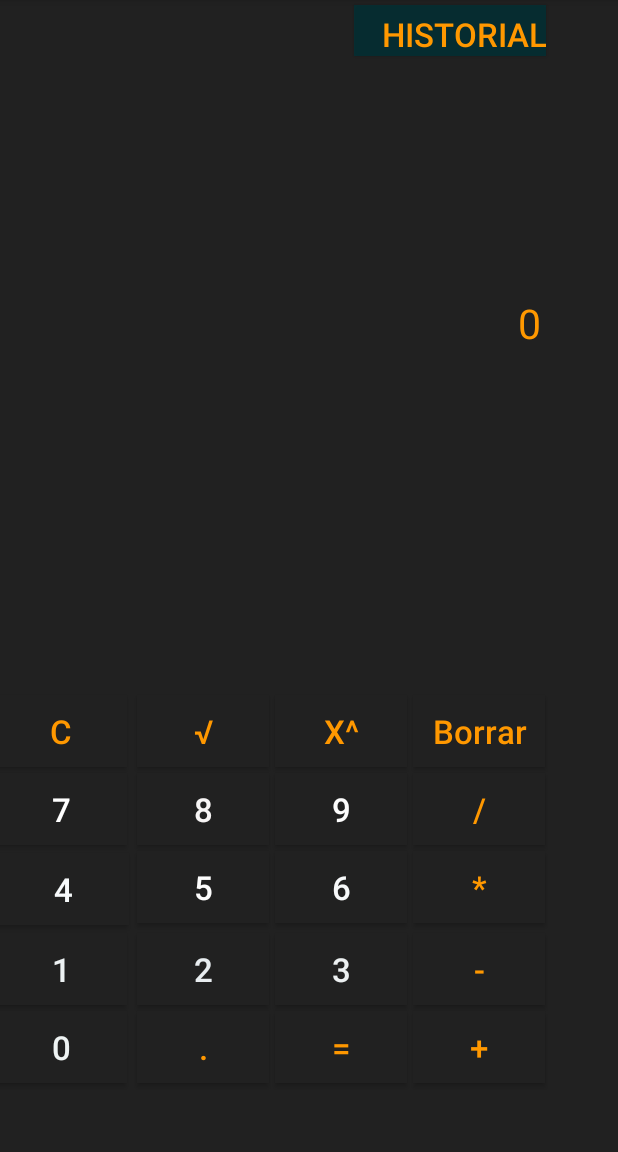
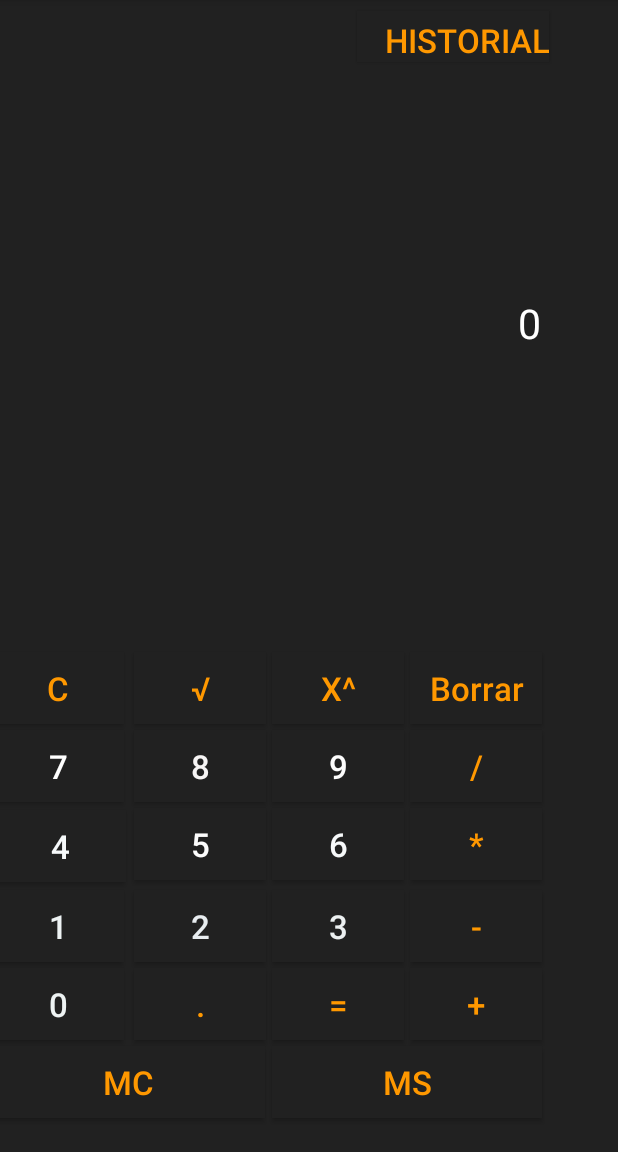
Before and after one commit to sebastian18t/Calculadora, an Android app: the screen it shows after launch (MainActivity), on a phone screen of 412 x 824 dp, the part 84-1236 px from its top. Run offline under Robolectric (Android 15) with nearby library versions, the phone set to English and light mode, and no system bars.

Commit message:
Adicion botones faltantes y mejora en la interfaz

```diff
--- a/app/src/main/res/layout/activity_main.xml
+++ b/app/src/main/res/layout/activity_main.xml
@@ -18,21 +18,21 @@
         android:layout_marginEnd="51dp"
         android:gravity="bottom|right"
         android:text="0"
-        android:textColor="#ff9800"
+        android:textColor="#FFFFFF"
         android:textColorHighlight="#FFC107"
         android:textSize="27sp"
         app:drawableTint="#FFC107" />
 
     <GridLayout
         android:layout_width="wrap_content"
-        android:layout_height="305dp"
+        android:layout_height="330dp"
         android:layout_alignParentStart="true"
         android:layout_alignParentBottom="true"
-        android:layout_marginStart="-5dp"
-        android:layout_marginBottom="1dp"
+        android:layout_marginStart="-7dp"
+        android:layout_marginBottom="5dp"
         android:background="#000B3053"
         android:columnCount="4"
-        android:rowCount="5">
+        android:rowCount="6">
 
         <Button
             android:id="@+id/clean"
@@ -51,7 +51,7 @@
             android:layout_column="1"
             android:layout_margin="2dp"
             android:background="#212121"
-            android:onClick="btnRaiz"
+            android:onClick="operacion"
             android:text="√"
             android:textColor="#ff9800"
             android:textSize="22sp" />
@@ -62,7 +62,7 @@
             android:layout_column="2"
             android:layout_margin="2dp"
             android:background="#212121"
-            android:onClick="btnPoten"
+            android:onClick="operacion"
             android:text="x^"
             android:textColor="#ff9800"
             android:textSize="22sp" />
@@ -85,7 +85,7 @@
             android:layout_column="3"
             android:layout_margin="2dp"
             android:background="#212121"
-            android:onClick="btnDivi"
+            android:onClick="operacion"
             android:text="/"
             android:textColor="#ff9800"
             android:textSize="22sp" />
@@ -96,7 +96,7 @@
             android:layout_column="3"
             android:layout_margin="2dp"
             android:background="#212121"
-            android:onClick="btnMulti"
+            android:onClick="operacion"
             android:text="*"
             android:textColor="#ff9800"
             android:textSize="22sp" />
@@ -107,7 +107,7 @@
             android:layout_column="3"
             android:layout_margin="2dp"
             android:background="#212121"
-            android:onClick="btnSuma"
+            android:onClick="operacion"
             android:text="+"
             android:textColor="#ff9800"
             android:textSize="22sp" />
@@ -118,7 +118,7 @@
             android:layout_column="3"
             android:layout_margin="2dp"
             android:background="#212121"
-            android:onClick="btnResta"
+            android:onClick="operacion"
             android:text="-"
             android:textColor="#ff9800"
             android:textSize="22sp" />
@@ -264,6 +264,30 @@
             android:textColor="#ff9800"
             android:textSize="22sp" />
 
+        <Button
+            android:id="@+id/btnMc"
+            android:layout_width="182dp"
+            android:layout_row="5"
+            android:layout_column="0"
+            android:layout_columnSpan="2"
+            android:layout_margin="2dp"
+            android:background="#212121"
+            android:text="MC"
+            android:textColor="#ff9800"
+            android:textSize="22sp" />
+
+        <Button
+            android:id="@+id/btnMs"
+            android:layout_width="180dp"
+            android:layout_row="5"
+            android:layout_column="2"
+            android:layout_columnSpan="2"
+            android:layout_margin="2dp"
+            android:background="#212121"
+            android:text="MS"
+            android:textColor="#ff9800"
+            android:textSize="22sp" />
+
     </GridLayout>
 
     <Button
@@ -272,9 +296,9 @@
         android:layout_height="34dp"
         android:layout_alignParentTop="true"
         android:layout_alignParentEnd="true"
-        android:layout_marginTop="3dp"
-        android:layout_marginEnd="48dp"
-        android:background="#D0023035"
+        android:layout_marginTop="7dp"
+        android:layout_marginEnd="46dp"
+        android:background="#212121"
         android:gravity="bottom|end"
         android:text="historial"
         android:textColor="#ff9800"
```
Also changed, not shown: app/src/main/java/com/example/calculadora/MainActivity.java (+106 -111 lines), app/src/main/res/layout/activity_main2.xml (+10 -7 lines).
